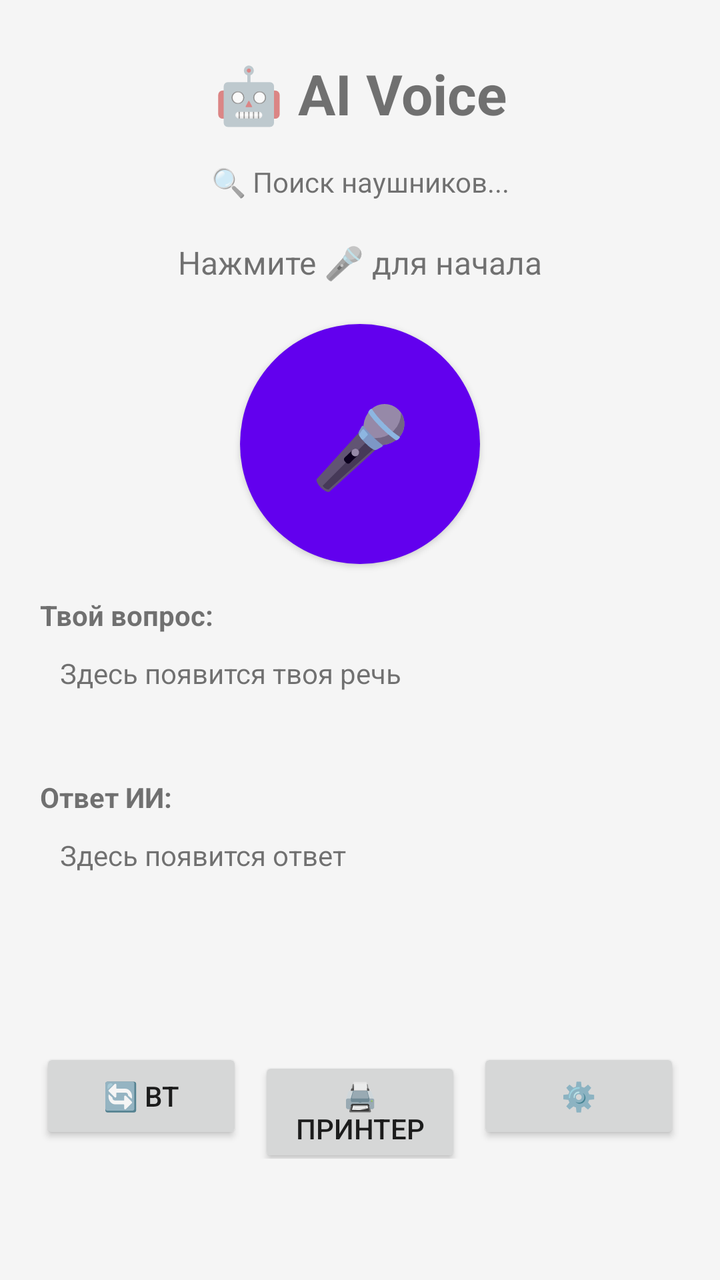
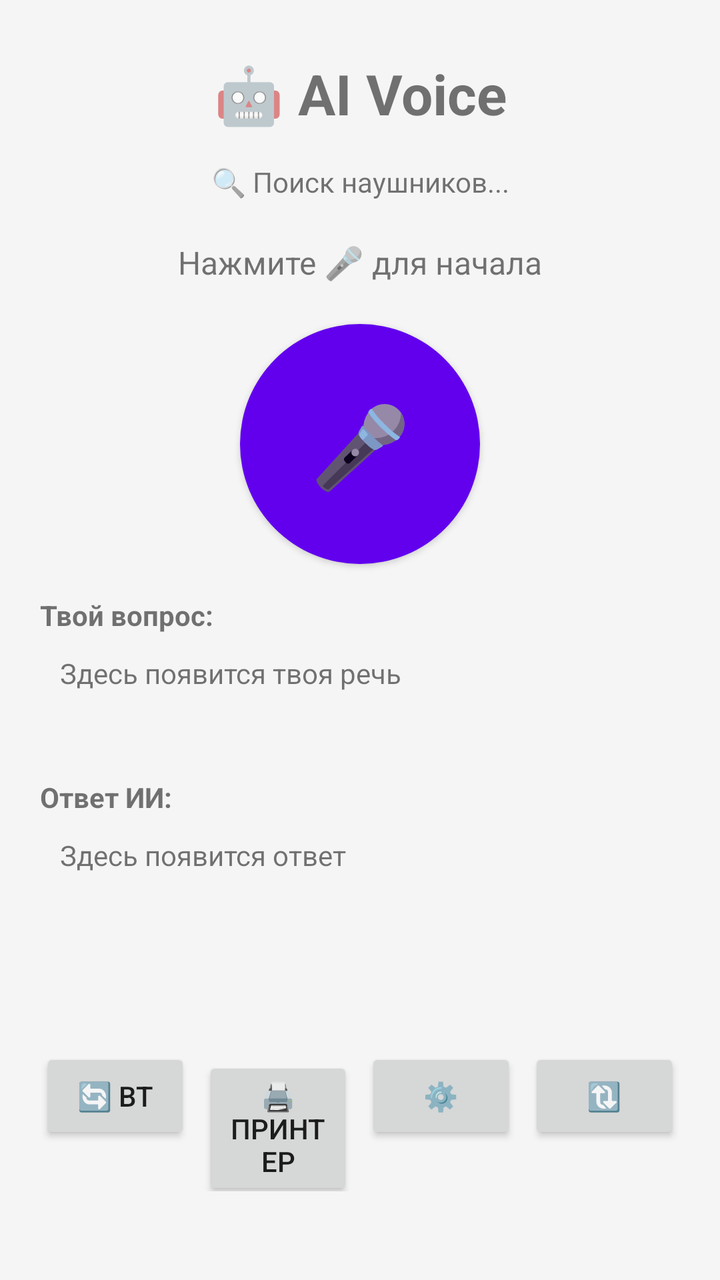

Screens rendered from an Android XML layout before and after an edit, with the pre-edit source and the edit as a unified diff.
<!-- AndroidManifest.xml: application theme AppTheme -->
<!-- res/layout/activity_main.xml -->
<?xml version="1.0" encoding="utf-8"?>
<ScrollView xmlns:android="http://schemas.android.com/apk/res/android"
    android:layout_width="match_parent"
    android:layout_height="match_parent"
    android:fillViewport="true"
    android:background="@color/bg">

    <LinearLayout
        android:layout_width="match_parent"
        android:layout_height="wrap_content"
        android:orientation="vertical"
        android:padding="20dp">

        <TextView
            android:layout_width="match_parent"
            android:layout_height="wrap_content"
            android:text="🤖 AI Voice"
            android:textSize="28sp"
            android:textStyle="bold"
            android:gravity="center"
            android:paddingTop="8dp"
            android:paddingBottom="16dp"/>

        <TextView
            android:id="@+id/tvBluetooth"
            android:layout_width="match_parent"
            android:layout_height="wrap_content"
            android:text="🔍 Поиск наушников..."
            android:textSize="14sp"
            android:gravity="center"
            android:paddingBottom="8dp"/>

        <TextView
            android:id="@+id/tvStatus"
            android:layout_width="match_parent"
            android:layout_height="wrap_content"
            android:text="Нажмите 🎤 для начала"
            android:textSize="16sp"
            android:gravity="center"
            android:padding="12dp"/>

        <Button
            android:id="@+id/btnMic"
            android:layout_width="120dp"
            android:layout_height="120dp"
            android:layout_gravity="center"
            android:text="🎤"
            android:textSize="40sp"
            android:background="@drawable/mic_button_bg"
            android:layout_marginTop="8dp"
            android:layout_marginBottom="16dp"/>

        <TextView
            android:layout_width="match_parent"
            android:layout_height="wrap_content"
            android:text="Твой вопрос:"
            android:textStyle="bold"
            android:textSize="14sp"/>

        <TextView
            android:id="@+id/tvTranscript"
            android:layout_width="match_parent"
            android:layout_height="wrap_content"
            android:text="Здесь появится твоя речь"
            android:textIsSelectable="true"
            android:padding="10dp"
            android:minHeight="60dp"/>

        <TextView
            android:layout_width="match_parent"
            android:layout_height="wrap_content"
            android:text="Ответ ИИ:"
            android:textStyle="bold"
            android:textSize="14sp"
            android:paddingTop="12dp"/>

        <TextView
            android:id="@+id/tvResponse"
            android:layout_width="match_parent"
            android:layout_height="wrap_content"
            android:text="Здесь появится ответ"
            android:textIsSelectable="true"
            android:padding="10dp"
            android:minHeight="100dp"/>

        <LinearLayout
            android:layout_width="match_parent"
            android:layout_height="wrap_content"
            android:orientation="horizontal"
            android:paddingTop="16dp">

            <Button
                android:id="@+id/btnBt"
                android:layout_width="0dp"
                android:layout_height="wrap_content"
                android:layout_weight="1"
                android:text="🔄 BT"
                android:layout_marginEnd="8dp"/>

            <Button
                android:id="@+id/btnPrinter"
                android:layout_width="0dp"
                android:layout_height="wrap_content"
                android:layout_weight="1"
                android:text="🖨 Принтер"
                android:layout_marginEnd="8dp"/>

            <Button
                android:id="@+id/btnSettings"
                android:layout_width="0dp"
                android:layout_height="wrap_content"
                android:layout_weight="1"
                android:text="⚙️"/>

        </LinearLayout>

    </LinearLayout>
</ScrollView>
<!-- resources referenced by this layout -->
<resources>
  <color name="bg">#FFF5F5F5</color>
  <!-- drawable mic_button_bg (drawable) -->
  <?xml version="1.0" encoding="utf-8"?>
  <selector xmlns:android="http://schemas.android.com/apk/res/android">
      <item android:state_pressed="true">
          <shape android:shape="oval">
              <solid android:color="#FF3700B3"/>
              <size android:width="80dp" android:height="80dp"/>
          </shape>
      </item>
      <item>
          <shape android:shape="oval">
              <solid android:color="#FF6200EE"/>
              <size android:width="80dp" android:height="80dp"/>
          </shape>
      </item>
  </selector>
  <style name="AppTheme" parent="Theme.AppCompat.Light.DarkActionBar">
          <item name="colorPrimary">@color/purple_500</item>
          <item name="colorPrimaryDark">@color/purple_700</item>
          <item name="colorAccent">@color/teal_200</item>
      </style>
  <color name="purple_500">#FF6200EE</color>
  <color name="purple_700">#FF3700B3</color>
  <color name="teal_200">#FF03DAC5</color>
</resources>

<!-- the commit's change to res/layout/activity_main.xml (unified diff, before → after) -->
@@ -95,7 +95,7 @@
                 android:layout_height="wrap_content"
                 android:layout_weight="1"
                 android:text="🔄 BT"
-                android:layout_marginEnd="8dp"/>
+                android:layout_marginEnd="6dp"/>
 
             <Button
                 android:id="@+id/btnPrinter"
@@ -103,14 +103,22 @@
                 android:layout_height="wrap_content"
                 android:layout_weight="1"
                 android:text="🖨 Принтер"
-                android:layout_marginEnd="8dp"/>
+                android:layout_marginEnd="6dp"/>
 
             <Button
                 android:id="@+id/btnSettings"
                 android:layout_width="0dp"
                 android:layout_height="wrap_content"
                 android:layout_weight="1"
-                android:text="⚙️"/>
+                android:text="⚙️"
+                android:layout_marginEnd="6dp"/>
+
+            <Button
+                android:id="@+id/btnUpdate"
+                android:layout_width="0dp"
+                android:layout_height="wrap_content"
+                android:layout_weight="1"
+                android:text="🔃"/>
 
         </LinearLayout>
 
